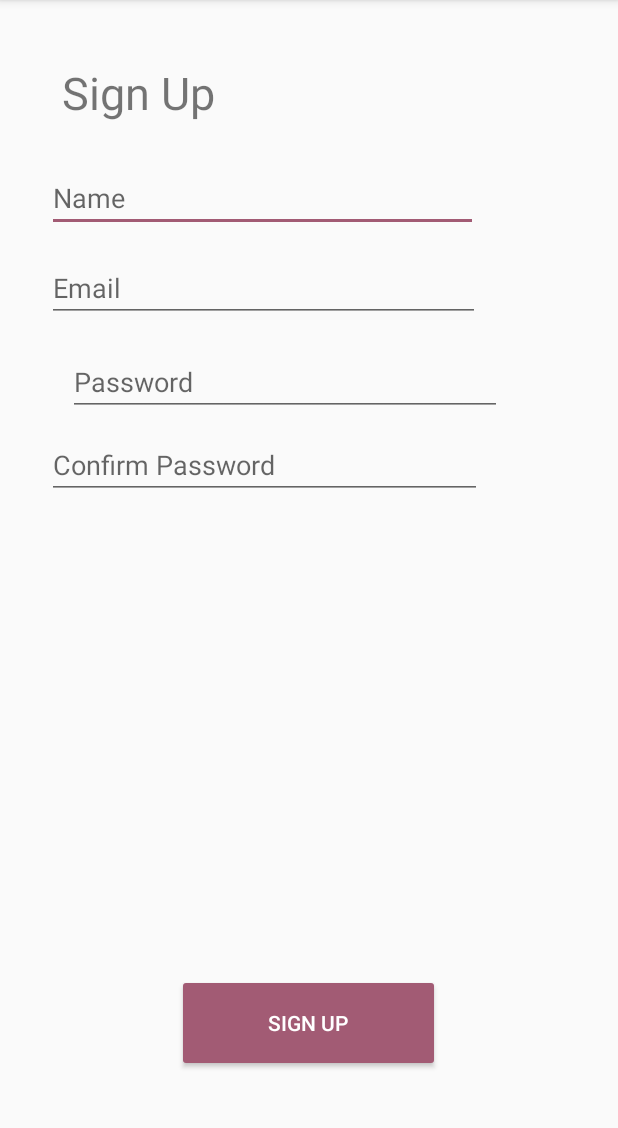
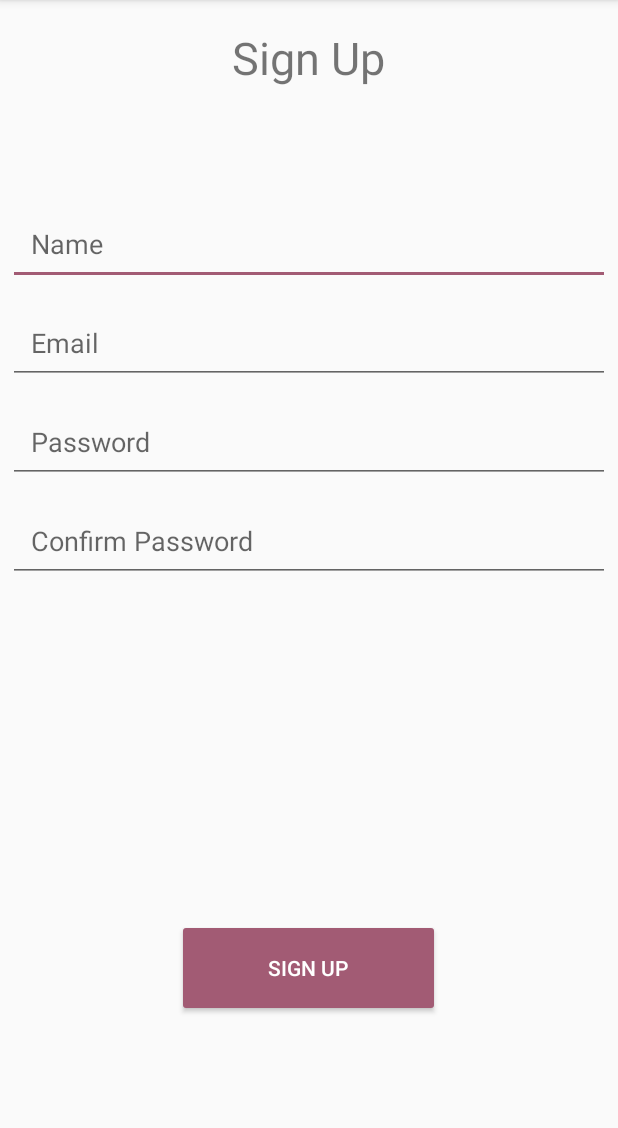
Before and after one commit to SRM-Hackathon/Harshit-Agarwal, an Android app: the signup screen opened directly, with no data from a screen before it, on a phone screen of 412 x 824 dp, the part 84-1212 px from its top. Run offline under Robolectric (Android 15) with nearby library versions, the phone set to English and light mode, and no system bars; our stand-ins replace Firebase (no records; nobody signed in at launch, a user with empty details on screens opened directly).

Commit message:
Database Linked to sign up and sign in

```diff
--- a/Quick/app/src/main/AndroidManifest.xml
+++ b/Quick/app/src/main/AndroidManifest.xml
@@ -17,7 +17,7 @@
             </intent-filter>
         </activity>
         <activity android:name=".signup" />
-        <activity android:name=".login"></activity>
+        <activity android:name=".loggedIn"></activity>
     </application>
 
 </manifest>
--- a/Quick/app/src/main/java/com/example/harshitagrawal/quickmeds/login.java
+++ b/Quick/app/src/main/java/com/example/harshitagrawal/quickmeds/loggedIn.java
@@ -3,7 +3,7 @@ package com.example.harshitagrawal.quickmeds;
 import android.support.v7.app.AppCompatActivity;
 import android.os.Bundle;
 
-public class login extends AppCompatActivity {
+public class loggedIn extends AppCompatActivity {
 
     @Override
     protected void onCreate(Bundle savedInstanceState) {
--- a/Quick/app/src/main/java/com/example/harshitagrawal/quickmeds/signup.java
+++ b/Quick/app/src/main/java/com/example/harshitagrawal/quickmeds/signup.java
@@ -3,11 +3,31 @@ package com.example.harshitagrawal.quickmeds;
 import android.support.v7.app.AppCompatActivity;
 import android.os.Bundle;
 import android.view.View;
+import android.widget.EditText;
+import android.widget.Toast;
+
+import com.google.firebase.database.DatabaseReference;
+import com.google.firebase.database.FirebaseDatabase;
 
 public class signup extends AppCompatActivity {
 
+    DatabaseReference newuser;
+    EditText nameText,emailText,passwordText,confirmPassText;
     public void backToLogin(View view)
     {
+        String name,email,pass,confirmPass;
+        name=nameText.getText().toString().trim();
+        email=emailText.getText().toString().trim();
+        pass=passwordText.getText().toString().trim();
+        confirmPass=confirmPassText.getText().toString().trim();
+        if(!pass.equals(confirmPass)){
+            Toast.makeText(getApplicationContext(),"Enter same passwords",Toast.LENGTH_SHORT).show();
+            return;
+        }
+        String id=newuser.push().getKey();
+        UserProfiles user=new UserProfiles(id,name,email,pass,"","","");
+        newuser.child(id).setValue(user);
+        Toast.makeText(getApplicationContext(),"Sign-Up successful",Toast.LENGTH_SHORT).show();
         this.finish();
     }
 
@@ -15,5 +35,10 @@ public class signup extends AppCompatActivity {
     protected void onCreate(Bundle savedInstanceState) {
         super.onCreate(savedInstanceState);
         setContentView(R.layout.signup);
+        newuser= FirebaseDatabase.getInstance().getReference("userProfiles");
+        nameText=findViewById(R.id.name);
+        emailText=findViewById(R.id.email);
+        passwordText=findViewById(R.id.password);
+        confirmPassText=findViewById(R.id.confirmPass);
     }
 }
--- a/Quick/app/src/main/res/layout/signup.xml
+++ b/Quick/app/src/main/res/layout/signup.xml
@@ -2,6 +2,16 @@
 <RelativeLayout xmlns:android="http://schemas.android.com/apk/res/android"
     xmlns:tools="http://schemas.android.com/tools"
     android:layout_width="match_parent" android:layout_height="match_parent">
+
+    <TextView
+        android:id="@+id/textView7"
+        android:layout_width="wrap_content"
+        android:layout_height="wrap_content"
+        android:layout_alignParentTop="true"
+        android:layout_centerHorizontal="true"
+        android:layout_marginTop="18dp"
+        android:text="Sign Up"
+        android:textSize="30sp" />
 
     <Button
         android:id="@+id/button3"
@@ -10,73 +20,60 @@
         android:layout_height="65dp"
         android:layout_alignParentBottom="true"
         android:layout_centerHorizontal="true"
-        android:layout_marginBottom="53dp"
+        android:layout_marginBottom="90dp"
         android:onClick="backToLogin"
         android:text="sign up" />
 
-    <EditText
-        android:id="@+id/editText6"
-        android:layout_width="287dp"
+    <LinearLayout
+        android:layout_width="match_parent"
         android:layout_height="wrap_content"
         android:layout_alignParentStart="true"
-        android:layout_alignParentLeft="true"
         android:layout_alignParentTop="true"
-        android:layout_marginStart="31dp"
-        android:layout_marginLeft="31dp"
-        android:layout_marginTop="109dp"
-        android:ems="10"
-        android:hint="Name"
-        android:inputType="textPersonName" />
+        android:layout_marginTop="129dp"
+        android:orientation="vertical">
 
-    <EditText
-        android:id="@+id/editText8"
-        android:layout_width="290dp"
-        android:layout_height="wrap_content"
-        android:layout_alignStart="@+id/editText6"
-        android:layout_alignParentTop="true"
-        android:layout_marginStart="0dp"
-        android:layout_marginTop="287dp"
-        android:ems="10"
-        android:hint="Confirm Password"
-        android:inputType="textPassword" />
+        <EditText
+            android:id="@+id/name"
+            android:layout_width="match_parent"
+            android:layout_height="wrap_content"
+            android:layout_alignParentLeft="true"
+            android:layout_alignParentStart="true"
+            android:layout_alignParentTop="true"
+            android:layout_margin="5dp"
+            android:ems="10"
+            android:hint="Name"
+            android:inputType="textPersonName"
+            android:padding="15dp" />
 
-    <EditText
-        android:id="@+id/editText9"
-        android:layout_width="320dp"
-        android:layout_height="wrap_content"
-        android:layout_alignEnd="@+id/editText6"
-        android:layout_alignParentStart="true"
-        android:layout_alignParentLeft="true"
-        android:layout_alignParentTop="true"
-        android:layout_marginStart="31dp"
-        android:layout_marginLeft="31dp"
-        android:layout_marginTop="169dp"
-        android:layout_marginEnd="-1dp"
-        android:ems="10"
-        android:hint="Email"
-        android:inputType="textEmailAddress" />
+        <EditText
+            android:id="@+id/email"
+            android:layout_width="match_parent"
+            android:layout_height="wrap_content"
+            android:layout_margin="5dp"
+            android:ems="10"
+            android:hint="Email"
+            android:inputType="textEmailAddress"
+            android:padding="15dp" />
 
-    <TextView
-        android:id="@+id/textView7"
-        android:layout_width="wrap_content"
-        android:layout_height="wrap_content"
-        android:layout_alignParentTop="true"
-        android:layout_marginTop="41dp"
-        android:layout_marginEnd="-25dp"
-        android:layout_toStartOf="@+id/button3"
-        android:text="Sign Up"
-        android:textSize="30sp" />
+        <EditText
+            android:id="@+id/password"
+            android:layout_width="match_parent"
+            android:layout_height="wrap_content"
+            android:layout_margin="5dp"
+            android:ems="10"
+            android:hint="Password"
+            android:inputType="textPassword"
+            android:padding="15dp" />
 
-    <EditText
-        android:id="@+id/editText12"
-        android:layout_width="289dp"
-        android:layout_height="wrap_content"
-        android:layout_below="@+id/editText9"
-        android:layout_alignEnd="@+id/button3"
-        android:layout_marginTop="17dp"
-        android:layout_marginEnd="-41dp"
-        android:ems="10"
-        android:hint="Password"
-        android:inputType="textPassword" />
+        <EditText
+            android:id="@+id/confirmPass"
+            android:layout_width="match_parent"
+            android:layout_height="wrap_content"
+            android:layout_margin="5dp"
+            android:ems="10"
+            android:hint="Confirm Password"
+            android:inputType="textPassword"
+            android:padding="15dp" />
+    </LinearLayout>
 
 </RelativeLayout>
```
Also changed, not shown: Quick/app/src/main/java/com/example/harshitagrawal/quickmeds/MainActivity.java (+18 -29 lines), Quick/app/src/main/java/com/example/harshitagrawal/quickmeds/UserProfiles.java (+18 -2 lines), Quick/app/src/main/res/layout/activity_logged_in.xml (added, +9 -0 lines).
